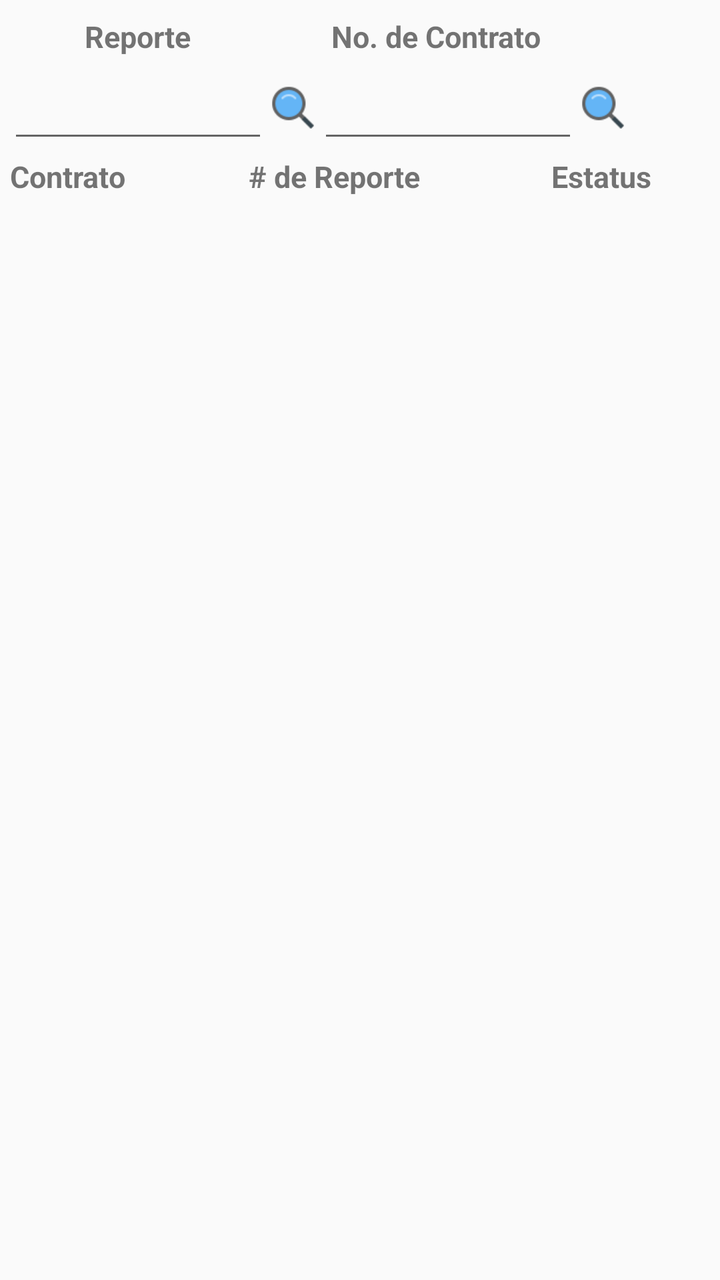
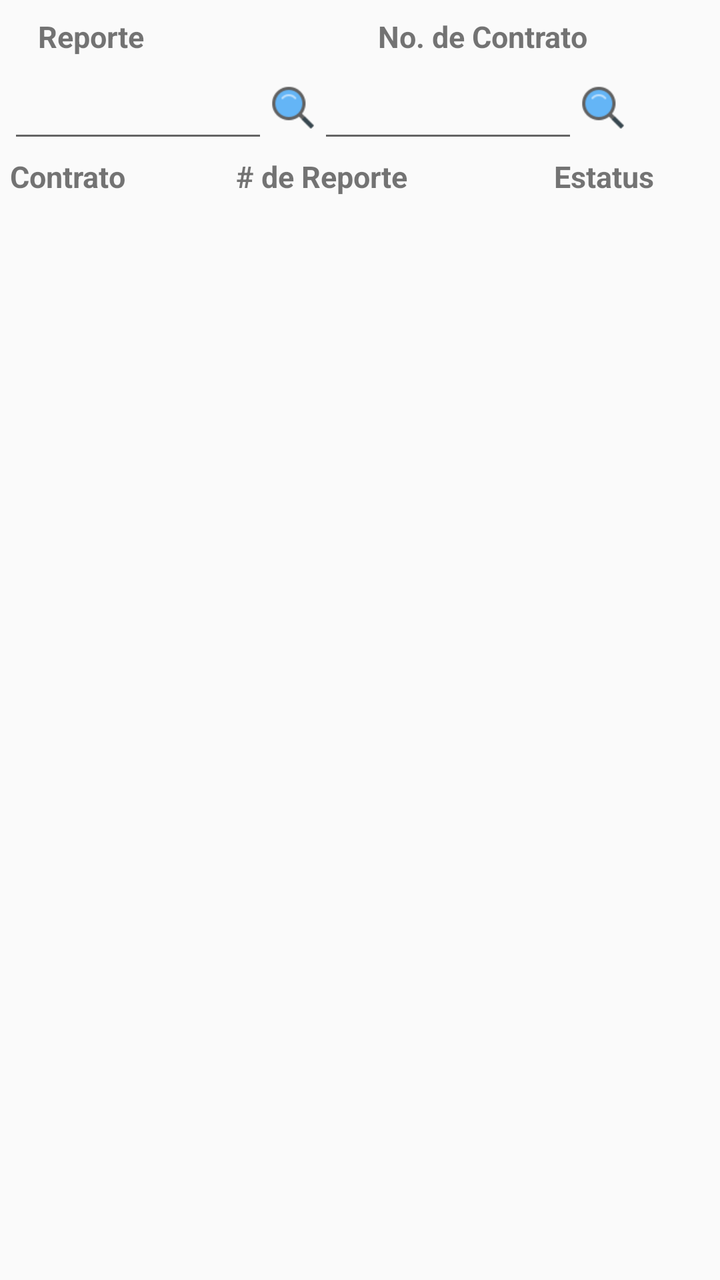

Screens rendered from an Android XML layout before and after an edit, with the pre-edit source and the edit as a unified diff.
<!-- AndroidManifest.xml: application theme AppTheme -->
<!-- res/layout/content_reportes.xml -->
<?xml version="1.0" encoding="utf-8"?>
<android.support.constraint.ConstraintLayout xmlns:android="http://schemas.android.com/apk/res/android"
    xmlns:app="http://schemas.android.com/apk/res-auto"
    xmlns:tools="http://schemas.android.com/tools"
    android:layout_width="match_parent"
    android:layout_height="match_parent"
    app:layout_behavior="@string/appbar_scrolling_view_behavior"
    tools:context=".Activitys.Reportes"
    tools:showIn="@layout/app_bar_reportes">

    <ListView
        android:id="@+id/listreporte"
        android:layout_width="match_parent"
        android:layout_height="match_parent"
        android:layout_alignParentTop="true"
        android:layout_marginTop="100dp"
        android:dividerHeight="10dp"
        android:paddingLeft="8dp"
        android:paddingRight="8dp"
        android:textSize="@dimen/chico"
        app:layout_constraintEnd_toEndOf="parent"
        app:layout_constraintStart_toStartOf="parent"
        app:layout_constraintTop_toTopOf="parent" />

    <TextView
        android:id="@+id/textView41"
        android:layout_width="wrap_content"
        android:layout_height="wrap_content"
        android:layout_marginTop="8dp"
        android:text="@string/reporte"
        android:textSize="15dp"
        android:textStyle="bold"
        app:layout_constraintEnd_toEndOf="@+id/reportesearch"
        app:layout_constraintStart_toStartOf="@+id/reportesearch"
        app:layout_constraintTop_toTopOf="parent" />

    <EditText
        android:id="@+id/reportesearch"
        android:layout_width="130dp"
        android:layout_height="45dp"
        android:layout_alignParentTop="true"
        android:layout_marginStart="4dp"
        android:layout_marginTop="3dp"
        android:inputType="number"
        android:textSize="15dp"
        app:layout_constraintStart_toStartOf="parent"
        app:layout_constraintTop_toBottomOf="@+id/textView41" />

    <Button
        android:id="@+id/breporte"
        android:layout_width="25dp"
        android:layout_height="25dp"
        android:background="@drawable/busqueda"
        android:gravity="center_vertical"
        app:layout_constraintBottom_toBottomOf="@+id/reportesearch"
        app:layout_constraintStart_toEndOf="@+id/reportesearch"
        app:layout_constraintTop_toTopOf="@+id/reportesearch" />


    <EditText
        android:id="@+id/contsearch"
        android:layout_width="130dp"
        android:layout_height="45dp"
        android:layout_alignParentTop="true"
        android:layout_alignParentEnd="true"
        android:layout_marginTop="3dp"
        android:inputType="text|number"
        android:textSize="15dp"
        app:layout_constraintStart_toEndOf="@+id/breporte"
        app:layout_constraintTop_toBottomOf="@+id/textView44" />

    <Button
        android:id="@+id/bcontrato"
        android:layout_width="25dp"
        android:layout_height="25dp"
        android:background="@drawable/busqueda"
        android:gravity="center_vertical"
        app:layout_constraintBottom_toBottomOf="@+id/contsearch"
        app:layout_constraintStart_toEndOf="@+id/contsearch"
        app:layout_constraintTop_toTopOf="@+id/contsearch" />

    <TextView
        android:id="@+id/textView44"
        android:layout_width="wrap_content"
        android:layout_height="wrap_content"
        android:layout_marginStart="70dp"
        android:layout_marginTop="8dp"
        android:text="@string/n_Contrato"
        android:textSize="@dimen/mediano"
        android:textStyle="bold"
        app:layout_constraintStart_toEndOf="@+id/textView41"
        app:layout_constraintTop_toTopOf="parent" />

    <TextView
        android:id="@+id/textView47"
        android:layout_width="wrap_content"
        android:layout_height="wrap_content"
        android:layout_alignParentStart="true"
        android:layout_marginStart="5dp"
        android:layout_marginEnd="16dp"
        android:text="@string/contrato"
        android:textSize="@dimen/mediano"
        android:textStyle="bold"
        app:layout_constraintBottom_toTopOf="@+id/listreporte"
        app:layout_constraintEnd_toEndOf="parent"
        app:layout_constraintHorizontal_bias="0.0"
        app:layout_constraintStart_toStartOf="parent"
        app:layout_constraintTop_toBottomOf="@+id/contsearch" />

    <TextView
        android:id="@+id/textView46"
        android:layout_width="wrap_content"
        android:layout_height="wrap_content"
        android:layout_alignParentStart="true"
        android:layout_marginStart="8dp"
        android:layout_marginTop="8dp"
        android:layout_marginEnd="8dp"
        android:layout_marginBottom="8dp"
        android:text="@string/n_Reporte"
        android:textSize="@dimen/mediano"
        android:textStyle="bold"
        app:layout_constraintBottom_toTopOf="@+id/listreporte"
        app:layout_constraintEnd_toEndOf="parent"
        app:layout_constraintHorizontal_bias="0.44"
        app:layout_constraintStart_toStartOf="@+id/textView47"
        app:layout_constraintTop_toBottomOf="@+id/reportesearch" />


    <TextView
        android:id="@+id/textView45"
        android:layout_width="wrap_content"
        android:layout_height="wrap_content"
        android:layout_alignParentStart="true"
        android:layout_marginStart="8dp"
        android:layout_marginTop="8dp"
        android:layout_marginEnd="8dp"
        android:layout_marginBottom="8dp"
        android:text="@string/estatus"
        android:textSize="15dp"
        android:textStyle="bold"
        app:layout_constraintBottom_toTopOf="@+id/listreporte"
        app:layout_constraintEnd_toEndOf="parent"
        app:layout_constraintHorizontal_bias="0.91"
        app:layout_constraintStart_toStartOf="parent"
        app:layout_constraintTop_toBottomOf="@+id/contsearch" />

</android.support.constraint.ConstraintLayout>
<!-- res/layout/app_bar_reportes.xml (included above) -->
<?xml version="1.0" encoding="utf-8"?>
<android.support.design.widget.CoordinatorLayout xmlns:android="http://schemas.android.com/apk/res/android"
    xmlns:app="http://schemas.android.com/apk/res-auto"
    xmlns:tools="http://schemas.android.com/tools"
    android:layout_width="match_parent"
    android:layout_height="match_parent"
    tools:context=".Activitys.Orden">

    <android.support.design.widget.AppBarLayout
        android:layout_width="match_parent"
        android:layout_height="wrap_content"
        android:theme="@style/AppTheme.AppBarOverlay">

        <android.support.v7.widget.Toolbar
            android:id="@+id/toolbar"
            android:layout_width="match_parent"
            android:layout_height="?attr/actionBarSize"
            android:background="?attr/colorPrimary"
            app:popupTheme="@style/AppTheme.PopupOverlay" />

    </android.support.design.widget.AppBarLayout>

    <include layout="@layout/content_reportes" />




</android.support.design.widget.CoordinatorLayout>
<!-- resources referenced by this layout -->
<resources>
  <dimen name="chico">10dp</dimen>
  <dimen name="mediano">15dp</dimen>
  <!-- drawable busqueda: png bitmap (drawable, 1157 bytes) -->
  <string name="contrato">Contrato</string>
  <string name="estatus">Estatus</string>
  <string name="n_Contrato">No. de Contrato</string>
  <string name="n_Reporte"># de Reporte</string>
  <string name="reporte">Reporte</string>
  <style name="AppTheme.AppBarOverlay" parent="ThemeOverlay.AppCompat.Dark.ActionBar" />
  <style name="AppTheme.PopupOverlay" parent="ThemeOverlay.AppCompat.Light" />
  <style name="AppTheme" parent="Theme.AppCompat.Light.DarkActionBar">
          
          <item name="colorPrimary">@color/colorPrimary</item>
          <item name="colorPrimaryDark">@color/colorPrimaryDark</item>
          <item name="colorAccent">@color/colorAccent</item>
          <item name="android:colorForeground">@android:color/background_dark</item>
      </style>
  <color name="colorPrimary">#0277BD</color>
  <color name="colorPrimaryDark">#004C8C</color>
  <color name="colorAccent">#0000FF</color>
</resources>

<!-- the commit's change to res/layout/content_reportes.xml (unified diff, before → after) -->
@@ -24,7 +24,7 @@
 
     <TextView
         android:id="@+id/textView41"
-        android:layout_width="wrap_content"
+        android:layout_width="100dp"
         android:layout_height="wrap_content"
         android:layout_marginTop="8dp"
         android:text="@string/reporte"
@@ -81,7 +81,7 @@
 
     <TextView
         android:id="@+id/textView44"
-        android:layout_width="wrap_content"
+        android:layout_width="125dp"
         android:layout_height="wrap_content"
         android:layout_marginStart="70dp"
         android:layout_marginTop="8dp"
@@ -93,7 +93,7 @@
 
     <TextView
         android:id="@+id/textView47"
-        android:layout_width="wrap_content"
+        android:layout_width="100dp"
         android:layout_height="wrap_content"
         android:layout_alignParentStart="true"
         android:layout_marginStart="5dp"
@@ -109,7 +109,7 @@
 
     <TextView
         android:id="@+id/textView46"
-        android:layout_width="wrap_content"
+        android:layout_width="100dp"
         android:layout_height="wrap_content"
         android:layout_alignParentStart="true"
         android:layout_marginStart="8dp"
@@ -128,20 +128,18 @@
 
     <TextView
         android:id="@+id/textView45"
-        android:layout_width="wrap_content"
+        android:layout_width="100dp"
         android:layout_height="wrap_content"
         android:layout_alignParentStart="true"
-        android:layout_marginStart="8dp"
         android:layout_marginTop="8dp"
         android:layout_marginEnd="8dp"
         android:layout_marginBottom="8dp"
         android:text="@string/estatus"
+        android:textAlignment="center"
         android:textSize="15dp"
         android:textStyle="bold"
         app:layout_constraintBottom_toTopOf="@+id/listreporte"
         app:layout_constraintEnd_toEndOf="parent"
-        app:layout_constraintHorizontal_bias="0.91"
-        app:layout_constraintStart_toStartOf="parent"
         app:layout_constraintTop_toBottomOf="@+id/contsearch" />
 
 </android.support.constraint.ConstraintLayout>
